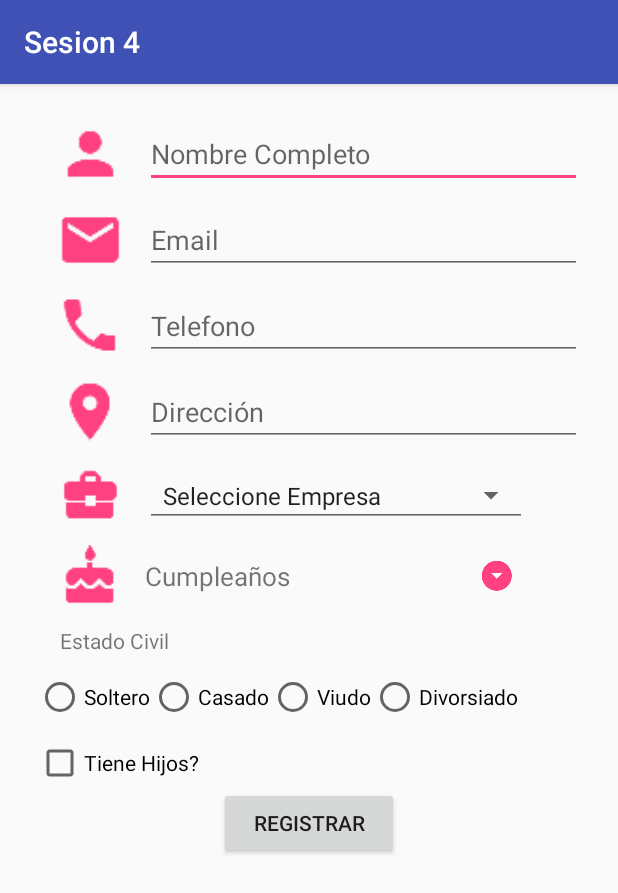
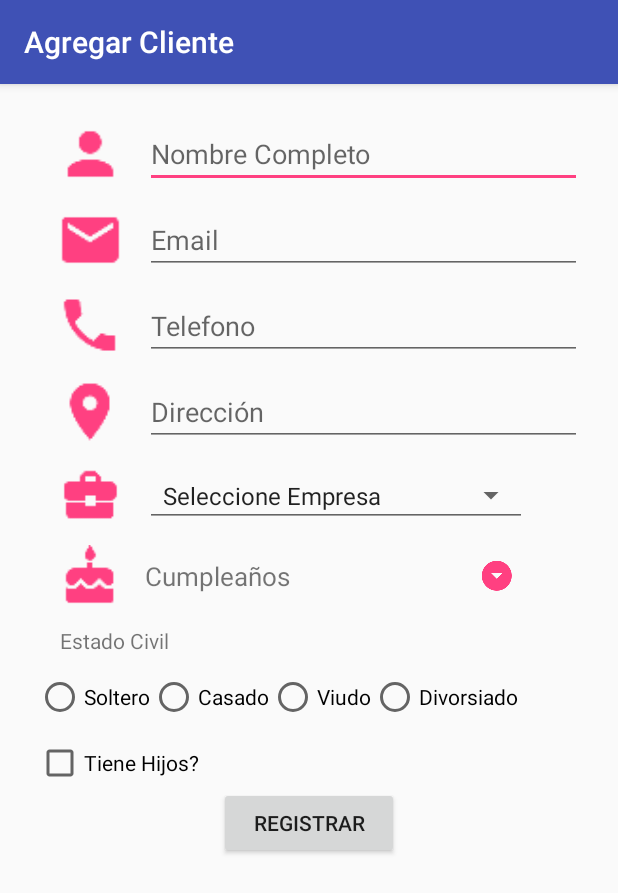
Before and after one commit to jmarkstar/SQLiteNativo, an Android app: the screen it shows after launch (ClienteAgregarActivity), after a tap on "AGREGAR", on a phone screen of 412 x 824 dp. Shown: the top 893 px of the screen. Run offline under Robolectric (Android 15) with nearby library versions, the phone set to English and light mode, and no system bars; our stand-ins replace ButterKnife.

Commit message:
Se cambió el titulo de las pantallas.

```diff
--- a/app/src/main/java/com/jmarkstar/sesion4/activities/ClienteAgregarActivity.java
+++ b/app/src/main/java/com/jmarkstar/sesion4/activities/ClienteAgregarActivity.java
@@ -59,6 +59,9 @@ public class ClienteAgregarActivity extends AppCompatActivity {
 
         //Iniciando la libreria ButterKnife en el Activity.
         ButterKnife.bind(this);
+
+        //agregando titulo a la pantalla
+        setTitle(getString(R.string.registrar_titutlo));
 
         //Iniciando nuestro DAO.
         mClienteDao = new ClienteDao(this);
--- a/app/src/main/java/com/jmarkstar/sesion4/activities/ClienteListaActivity.java
+++ b/app/src/main/java/com/jmarkstar/sesion4/activities/ClienteListaActivity.java
@@ -34,6 +34,10 @@ public class ClienteListaActivity extends AppCompatActivity
         super.onCreate(savedInstanceState);
         setContentView(R.layout.activity_cliente_lista);
         ButterKnife.bind(this);
+
+        //agregando titulo a la pantalla
+        setTitle(getString(R.string.lista_titulo));
+
         mClienteDao = new ClienteDao(this);
 
         mLvClientes.setOnItemClickListener(this);
--- a/app/src/main/res/values/strings.xml
+++ b/app/src/main/res/values/strings.xml
@@ -2,6 +2,11 @@
     <string name="app_name">Sesion 4</string>
     <string name="lista_mensje_vacio">Aún no tienes clientes.</string>
     <string name="lista_agregar_empleado">Agregar</string>
+    <string name="lista_eliminar_correcto">El registro fue eliminado correctamente.</string>
+    <string name="lista_eliminar_error">Ocurrió un problema al eliminar el registro.</string>
+    <string name="lista_titulo">Lista de Clientes</string>
+    <string name="lista_dialog_eliminar_msj">Desea eliminar este registro?</string>
+
     <string name="registrar_txt_direccion">Dirección</string>
     <string name="registrar_txt_celular">Celular</string>
     <string name="registrar_btn_registrar_text">Registrar</string>
@@ -26,9 +31,8 @@
     <string name="registrar_msj_correcto">El cliente se guardo correctamente.</string>
     <string name="registro_msj_error">Ocurrio un error al guardar el registro.</string>
     <string name="register_validacion_selecione_empresa">Debes selecionar una Empresa.</string>
-    <string name="lista_dialog_eliminar_msj">Desea eliminar este registro?</string>
+    <string name="registrar_titutlo">Agregar Cliente</string>
+
     <string name="dialog_aceptar">ACEPTAR</string>
     <string name="dialog_cancelar">CANCELAR</string>
-    <string name="lista_eliminar_correcto">El registro fue eliminado correctamente.</string>
-    <string name="lista_eliminar_error">Ocurrió un problema al eliminar el registro.</string>
 </resources>
```
